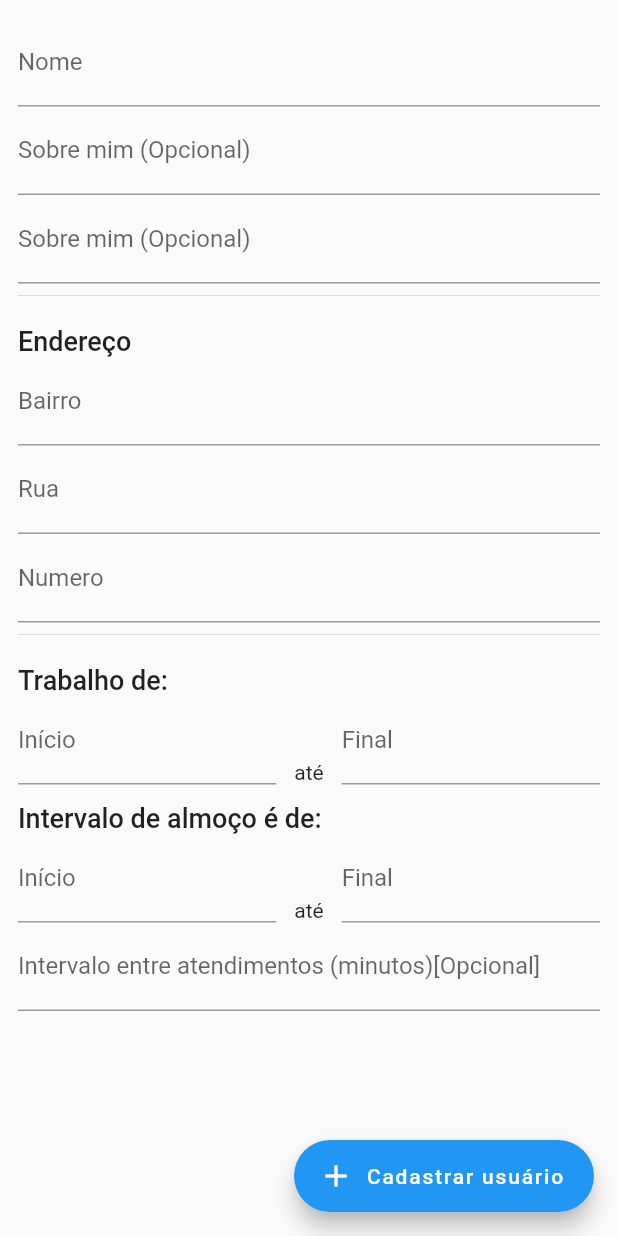
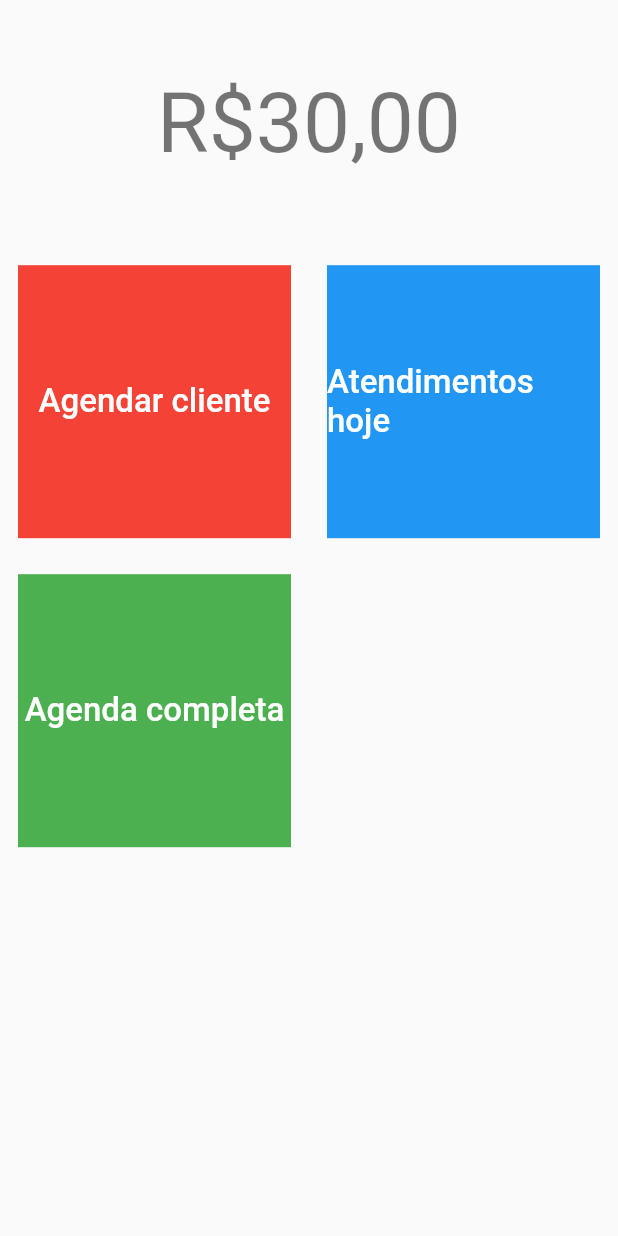
Before and after one commit to cl0v/Catalogo, a Flutter app: the screen it shows after launch, on a phone screen of 412 x 824 dp. Run offline on Flutter 3.47's test engine with Material 2 defaults, Android fonts, the phone set to English and light mode, and no system bars; our stand-ins replace backdrop, cloud_firestore, fluro, table_calendar, transparent_image; accounts and stored records are empty.

Commit message:
Construção da dashboard

```diff
--- a/lib/app.dart
+++ b/lib/app.dart
@@ -1,9 +1,6 @@
 import 'package:fluro/fluro.dart';
 import 'package:flutter/material.dart';
-import 'package:nutri/src/features/schedule/src/pages/scheduling.dart';
-import 'package:nutri/src/features/service/service.dart';
-import 'package:nutri/src/features/service/src/widgets/service_list.dart';
-import 'package:nutri/src/features/worker/src/pages/create_worker.dart';
+import 'package:nutri/src/features/worker/src/pages/dashboard.dart';
 import '/src/config/application.dart';
 import '/src/config/routes.dart';
 
@@ -33,7 +30,7 @@ class AppComponentState extends State<AppComponent> {
         primarySwatch: Colors.blue,
       ),
       // onGenerateRoute: Application.router.generator,
-      home: CreateWorkerPage(),
+      home: DashBoardPage(),
     );
     return app;
   }
--- a/lib/src/features/schedule/src/pages/scheduling.dart
+++ b/lib/src/features/schedule/src/pages/scheduling.dart
@@ -1,4 +1,8 @@
 import 'package:flutter/material.dart';
+
+
+ //TODO: Fazer os botoes terem utilidades
+ //TODO: Criar lógica de agendamento funcional
 
 class SchedulingPage extends StatefulWidget {
   const SchedulingPage({Key? key}) : super(key: key);
--- a/lib/src/features/worker/src/pages/create_worker.dart
+++ b/lib/src/features/worker/src/pages/create_worker.dart
@@ -55,6 +55,8 @@ class _CreateWorkerPageState extends State<CreateWorkerPage> {
 
   @override
   Widget build(BuildContext context) {
+    final textTheme =  Theme.of(context)
+                    .textTheme;
     return Scaffold(
       floatingActionButton: FloatingActionButton.extended(
         onPressed: () {},
@@ -77,7 +79,7 @@ class _CreateWorkerPageState extends State<CreateWorkerPage> {
                 controller: occupationController,
                 decoration: InputDecoration(
                     hintText: 'Designer de sobrancelhas',
-                    labelText: 'Sobre mim (Opcional)'),
+                    labelText: 'Profissão'),
               ),
               TextFormField(
                 controller: descriptionController,
@@ -91,8 +93,7 @@ class _CreateWorkerPageState extends State<CreateWorkerPage> {
               ),
               Text(
                 'Endereço',
-                style: Theme.of(context)
-                    .textTheme
+                style: textTheme
                     .headline6
                     ?.copyWith(fontSize: 18),
               ),
@@ -125,7 +126,7 @@ class _CreateWorkerPageState extends State<CreateWorkerPage> {
               // TextFormField(
               //   controller: adressCountryController,
               //   decoration: InputDecoration(hintText: 'BR', labelText: 'País'),
-              // ),
+              // ),     v  c             sdfdasf
 
               Divider(),
               SizedBox(
@@ -134,8 +135,7 @@ class _CreateWorkerPageState extends State<CreateWorkerPage> {
               //Dados para gerencia do tempo
               Text(
                 'Trabalho de:',
-                style: Theme.of(context)
-                    .textTheme
+                style: textTheme
                     .headline6
                     ?.copyWith(fontSize: 18),
               ),
@@ -169,8 +169,7 @@ class _CreateWorkerPageState extends State<CreateWorkerPage> {
               ),
               Text(
                 'Intervalo de almoço é de:',
-                style: Theme.of(context)
-                    .textTheme
+                style: textTheme
                     .headline6
                     ?.copyWith(fontSize: 18),
               ),
--- /dev/null
+++ b/lib/src/features/worker/src/pages/dashboard.dart
@@ -0,0 +1,78 @@
+import 'package:flutter/material.dart';
+import 'package:nutri/src/features/schedule/src/pages/scheduling.dart';
+import 'package:nutri/src/features/service/src/widgets/service_list.dart';
+import 'package:nutri/src/features/worker/src/pages/schedule_client.dart';
+import 'package:nutri/src/utils/navigator.dart';
+
+class DashBoardPage extends StatefulWidget {
+  const DashBoardPage({Key? key}) : super(key: key);
+
+  @override
+  _DashBoardPageState createState() => _DashBoardPageState();
+}
+
+class _DashBoardPageState extends State<DashBoardPage> {
+  @override
+  Widget build(BuildContext context) {
+    final textTheme = Theme.of(context).textTheme;
+    return Scaffold(
+      body: Column(
+        children: [
+          Expanded(
+            flex: 1,
+            child: Center(
+              child: Text(
+                'R\$30,00',
+                style: textTheme.headline2,
+                textAlign: TextAlign.center,
+              ),
+            ),
+          ),
+          Expanded(
+              flex: 4,
+              child: GridView(
+                gridDelegate: SliverGridDelegateWithFixedCrossAxisCount(
+                  crossAxisCount: 2,
+                ),
+                children: [
+                  _DashboardCustomButton('Agendar cliente', Colors.red,
+                      onTap: () => push(context, ScheduleClientPage())),
+                  _DashboardCustomButton('Atendimentos hoje', Colors.blue),
+                  _DashboardCustomButton('Agenda completa', Colors.green),
+                  // _DashboardCustomButton('Contatar suporte', Colors.yellow),
+                ],
+              )),
+        ],
+      ),
+    );
+  }
+}
+
+class _DashboardCustomButton extends StatelessWidget {
+  const _DashboardCustomButton(
+    this.text,
+    this.color, {
+    this.onTap,
+    Key? key,
+  }) : super(key: key);
+  final String text;
+  final Color color;
+  final VoidCallback? onTap;
+
+  @override
+  Widget build(BuildContext context) {
+    return MaterialButton(
+      padding: EdgeInsets.symmetric(vertical: 12, horizontal: 12),
+      onPressed: onTap,
+      child: Container(
+        color: color,
+        child: Center(
+          child: Text(
+            text,
+            style: TextStyle(color: Colors.white, fontSize: 22),
+          ),
+        ),
+      ),
+    );
+  }
+}
```
Also changed, not shown: lib/main.dart (+24 -1 lines), lib/src/features/client/src/models.dart (added, +10 -0 lines), lib/src/features/schedule/src/pages/calendar.dart (added, +99 -0 lines), lib/src/features/schedule/src/widgets.dart (added, +12 -0 lines), lib/src/features/service/src/widgets/service_list.dart (+11 -22 lines), lib/src/features/worker/src/pages/schedule_client.dart (added, +36 -0 lines), lib/src/pages/available_services.dart (added, +124 -0 lines), pubspec.yaml (+8 -15 lines), lib/src/features/client/client.dart (added), pubspec.lock, 1 other file.
